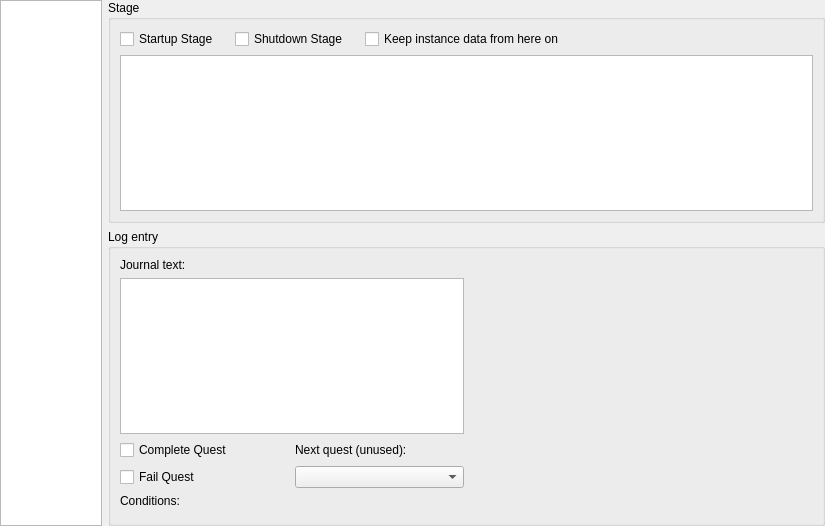
Before: the Qt Designer form native/src/DovahKit/ui/form_windows/odds_and_ends/quest_tab_stages.ui in DavidJCobb/DovahKit, drawn with Qt 5.
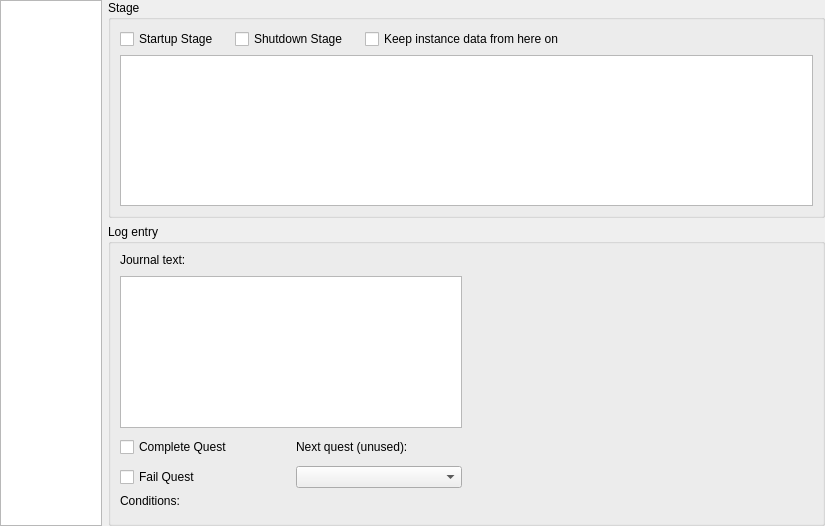
After: the same form once the commit is applied. Custom widgets are drawn as their Qt base class.

```diff
--- a/native/src/DovahKit/ui/form_windows/odds_and_ends/quest_tab_stages.ui
+++ b/native/src/DovahKit/ui/form_windows/odds_and_ends/quest_tab_stages.ui
@@ -135,6 +135,9 @@
      <layout class="QGridLayout" name="gridLayout_3">
       <item row="0" column="0">
        <layout class="QHBoxLayout" name="horizontalLayout_2" stretch="1,1">
+        <property name="spacing">
+         <number>9</number>
+        </property>
         <item>
          <layout class="QGridLayout" name="gridLayout_2">
           <item row="3" column="0">
```
